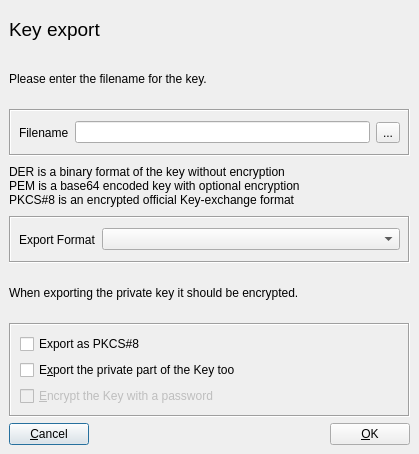
This is ui/ExportKey.ui in chris2511/xca as Qt 5 draws it before an edit. The edited form follows.
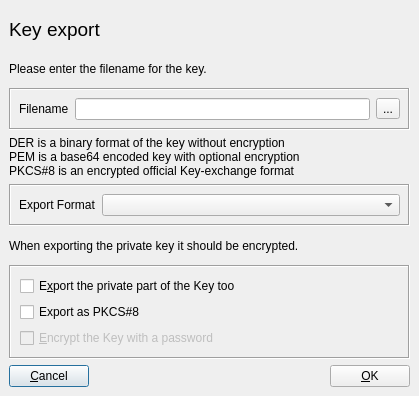
This is the edited form.

Commit message: documentation and key export updates

Diff of the .ui file:
```diff
--- a/ui/ExportKey.ui
+++ b/ui/ExportKey.ui
@@ -6,7 +6,7 @@
     <x>0</x>
     <y>0</y>
     <width>419</width>
-    <height>454</height>
+    <height>396</height>
    </rect>
   </property>
   <property name="windowTitle" >
@@ -200,13 +200,6 @@
       <property name="spacing" >
        <number>6</number>
       </property>
-      <item>
-       <widget class="QCheckBox" name="exportPkcs8" >
-        <property name="text" >
-         <string>Export as PKCS#8</string>
-        </property>
-       </widget>
-      </item>
       <item>
        <widget class="QCheckBox" name="exportPrivate" >
         <property name="toolTip" >
@@ -217,6 +210,13 @@
         </property>
        </widget>
       </item>
+      <item>
+       <widget class="QCheckBox" name="exportPkcs8" >
+        <property name="text" >
+         <string>Export as PKCS#8</string>
+        </property>
+       </widget>
+      </item>
       <item>
        <widget class="QCheckBox" name="encryptKey" >
         <property name="enabled" >
```
The commit also changes 6 other files.
